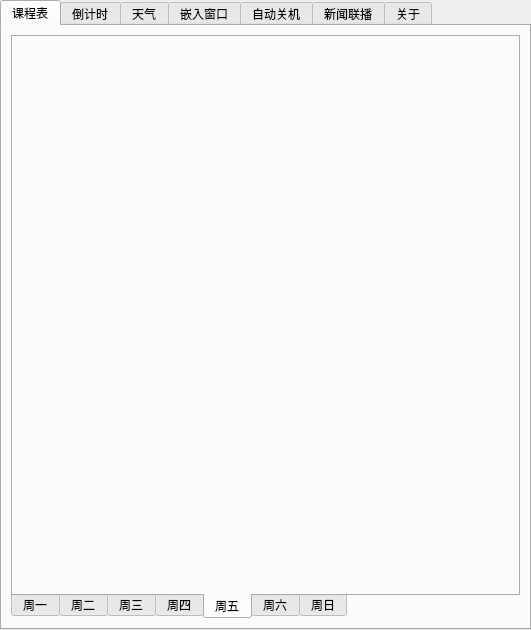
This is ui/setting.ui in Return-Log/Education-Clock as Qt 5 draws it before an edit. The edited form follows.
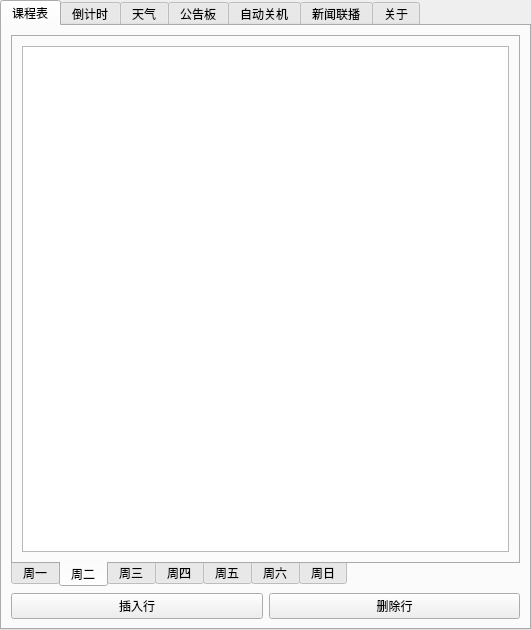
This is the edited form. The open tabs and pages were chosen to show the change. Icons and pictures are not drawn.

What changed in the file:
```diff
--- a/ui/setting.ui
+++ b/ui/setting.ui
@@ -64,7 +64,27 @@
        <string>课程表</string>
       </attribute>
       <layout class="QGridLayout" name="gridLayout_7">
-       <item row="0" column="0">
+       <item row="2" column="0">
+        <widget class="QPushButton" name="pushButton">
+         <property name="toolTip">
+          <string>&lt;html&gt;&lt;head/&gt;&lt;body&gt;&lt;p&gt;&lt;span style=&quot; font-weight:700; color:#00007f;&quot;&gt;在选中项下方插入行&lt;/span&gt;&lt;/p&gt;&lt;/body&gt;&lt;/html&gt;</string>
+         </property>
+         <property name="text">
+          <string>插入行</string>
+         </property>
+        </widget>
+       </item>
+       <item row="2" column="1">
+        <widget class="QPushButton" name="pushButton_2">
+         <property name="toolTip">
+          <string>&lt;html&gt;&lt;head/&gt;&lt;body&gt;&lt;p&gt;&lt;span style=&quot; font-weight:700; color:#00007f;&quot;&gt;删除选中行&lt;/span&gt;&lt;/p&gt;&lt;/body&gt;&lt;/html&gt;</string>
+         </property>
+         <property name="text">
+          <string>删除行</string>
+         </property>
+        </widget>
+       </item>
+       <item row="1" column="0" colspan="2">
         <widget class="QTabWidget" name="tabWidget_2">
          <property name="tabPosition">
           <enum>QTabWidget::South</enum>
@@ -72,7 +92,7 @@
          <property name="currentIndex">
           <number>1</number>
          </property>
-         <widget class="QWidget" name="tab_8">
+         <widget class="QWidget" name="tab_11">
           <attribute name="title">
            <string>周一</string>
           </attribute>
@@ -82,32 +102,44 @@
            </item>
           </layout>
          </widget>
-         <widget class="QWidget" name="tab_9">
+         <widget class="QWidget" name="tab_12">
           <attribute name="title">
            <string>周二</string>
           </attribute>
+          <layout class="QVBoxLayout" name="verticalLayout_2">
+           <item>
+            <widget class="QTableWidget" name="tableWidget_2">
+             <property name="autoFillBackground">
+              <bool>false</bool>
+             </property>
+             <property name="alternatingRowColors">
+              <bool>true</bool>
+             </property>
+            </widget>
+           </item>
+          </layout>
          </widget>
-         <widget class="QWidget" name="tab_10">
+         <widget class="QWidget" name="tab_13">
           <attribute name="title">
            <string>周三</string>
           </attribute>
          </widget>
-         <widget class="QWidget" name="tab_11">
+         <widget class="QWidget" name="tab_14">
           <attribute name="title">
            <string>周四</string>
           </attribute>
          </widget>
-         <widget class="QWidget" name="tab_12">
+         <widget class="QWidget" name="tab_15">
           <attribute name="title">
            <string>周五</string>
           </attribute>
          </widget>
-         <widget class="QWidget" name="tab_13">
+         <widget class="QWidget" name="tab_16">
           <attribute name="title">
            <string>周六</string>
           </attribute>
          </widget>
-         <widget class="QWidget" name="tab_14">
+         <widget class="QWidget" name="tab_17">
           <attribute name="title">
            <string>周日</string>
           </attribute>
@@ -239,24 +271,10 @@
      </widget>
      <widget class="QWidget" name="tab_7">
       <attribute name="title">
-       <string>嵌入窗口</string>
+       <string>公告板</string>
       </attribute>
       <layout class="QGridLayout" name="gridLayout_4" columnstretch="0,1">
        <item row="0" column="0">
-        <widget class="QPushButton" name="pushButton">
-         <property name="text">
-          <string>选择程序路径</string>
-         </property>
-        </widget>
-       </item>
-       <item row="0" column="1">
-        <widget class="QLabel" name="label_5">
-         <property name="text">
-          <string>程序路径</string>
-         </property>
-        </widget>
-       </item>
-       <item row="1" column="0">
         <spacer name="verticalSpacer_3">
          <property name="orientation">
           <enum>Qt::Vertical</enum>
```
Left out of the diff: 64 changed lines with no effect on the pictures.
